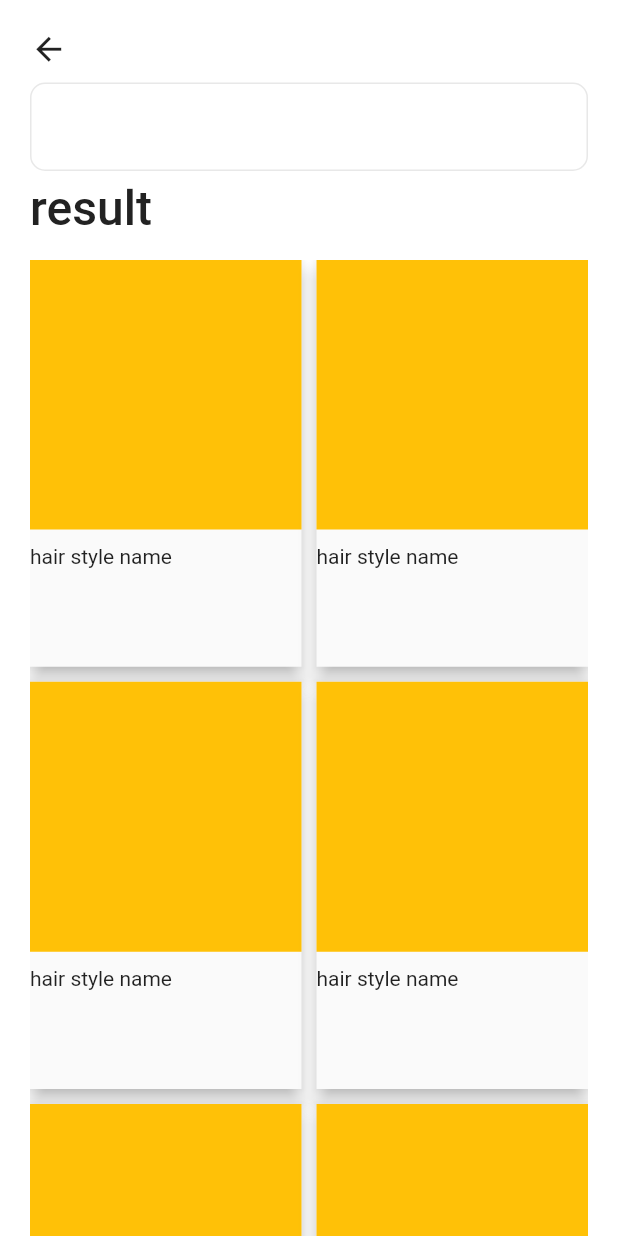
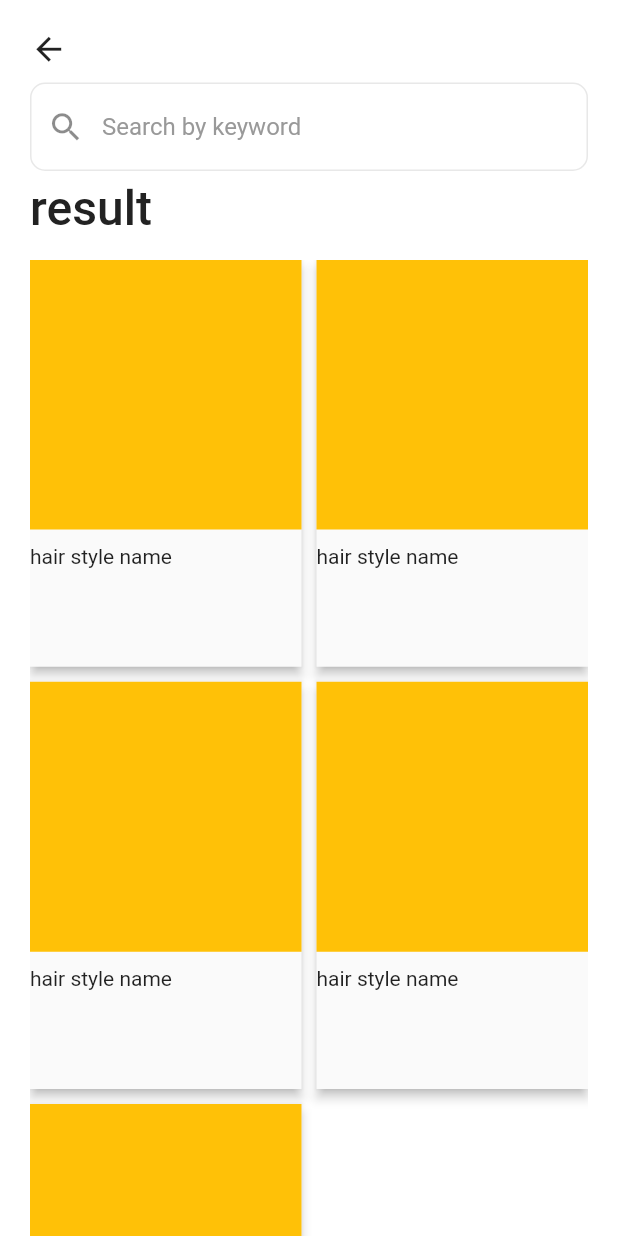
Before and after one commit to pendant-k/2022_global_capstone_hair_heist, a Flutter app: the SearchResultPage screen opened directly, on a phone screen of 412 x 824 dp. Run offline on Flutter 3.47's test engine with Material 2 defaults, Android fonts, the phone set to English and light mode, and no system bars; our stand-ins replace dotted_line, firebase_core, flutter_screenutil, get, get_storage; accounts and stored records are empty.

Commit message:
Fix directory structure

```diff
--- a/lib/app/ui/search/view/search_result_page.dart
+++ b/lib/app/ui/search/view/search_result_page.dart
@@ -34,7 +34,24 @@ class SearchResultPage extends StatelessWidget {
                   ),
                 ),
                 SizedBox(height: 10.w),
-                TextField(),
+                TextField(
+                  autocorrect: false,
+                  style: GlobalStyle.inputText,
+                  decoration: InputDecoration(
+                    contentPadding: EdgeInsets.symmetric(
+                      horizontal: 20.w,
+                      vertical: 20.w,
+                    ),
+                    prefixIcon: Icon(
+                      Icons.search,
+                      size: 25.w,
+                    ),
+                    hintText: 'Search by keyword',
+                  ),
+                  onSubmitted: (value) {
+                    print(value);
+                  },
+                ),
               ],
             ),
           ),
@@ -61,6 +78,7 @@ class SearchResultPage extends StatelessWidget {
                     print('refresh search result list');
                   },
                   child: GridView.builder(
+                    itemCount: 5,
                     gridDelegate: SliverGridDelegateWithFixedCrossAxisCount(
                       crossAxisCount: 2,
                       childAspectRatio: 1 / 1.5,
@@ -68,7 +86,7 @@ class SearchResultPage extends StatelessWidget {
                       crossAxisSpacing: 10.w,
                     ),
                     itemBuilder: (context, idx) => Material(
-                      elevation: 5,
+                      elevation: 3,
                       child: Container(
                         child: Column(
                           mainAxisSize: MainAxisSize.min,
```
Also changed, not shown: lib/app/ui/search/view/search_page.dart (+8 -0 lines), lib/app/data/model/comment.dart (renamed from lib/app/data/comment.dart), lib/app/data/model/hairstyle.dart (renamed from lib/app/data/hairstyle.dart), lib/app/data/model/user.dart (renamed from lib/app/data/user.dart).
